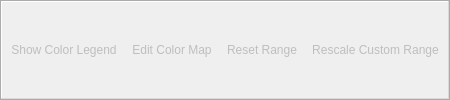
Old version of the form LVCore/Qt/ApplicationComponents/Resources/UI/lqColorToolbar.ui in the repository Kitware/LidarView.
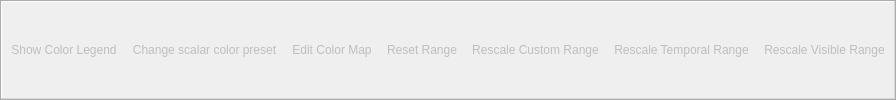
New version of the form. Icons and pictures are not drawn.

Commit message: [feat] Add a change scalar color preset button in color toolbar

What changed in the file:
```diff
--- a/LVCore/Qt/ApplicationComponents/Resources/UI/lqColorToolbar.ui
+++ b/LVCore/Qt/ApplicationComponents/Resources/UI/lqColorToolbar.ui
@@ -34,6 +34,20 @@
      <string>Toggle Color Legend Visibility</string>
     </property>
    </action>
+   <action name="actionChangeColorPreset" >
+    <property name="enabled" >
+     <bool>false</bool>
+    </property>
+    <property name="icon" >
+     <iconset>:/lqResources/Icons/lqScalarColorPreset.svg</iconset>
+    </property>
+    <property name="text" >
+     <string>Change scalar color preset</string>
+    </property>
+    <property name="statusTip" >
+     <string>Change scalar color preset</string>
+    </property>
+   </action>
    <action name="actionEditColorMap" >
     <property name="enabled" >
      <bool>false</bool>
@@ -82,10 +96,48 @@
      <string>Rescale to Custom Data Range</string>
     </property>
    </action>
+   <action name="actionRescaleTemporalRange" >
+    <property name="enabled" >
+     <bool>false</bool>
+    </property>
+    <property name="icon">
+     <iconset>
+      <normaloff>:/pqWidgets/Icons/pqResetRangeTemporal.svg</normaloff>:/pqWidgets/Icons/pqResetRangeTemporal.svg</iconset>
+    </property>
+    <property name="text" >
+     <string>Rescale Temporal Range</string>
+    </property>
+    <property name="toolTip" >
+     <string>Rescale to data range over all timesteps</string>
+    </property>
+    <property name="statusTip" >
+     <string>Rescale to data range over all timesteps</string>
+    </property>
+   </action>
+   <action name="actionRescaleVisibleRange" >
+    <property name="enabled" >
+     <bool>false</bool>
+    </property>
+    <property name="icon" >
+     <iconset>:/pqWidgets/Icons/pqResetToVisibleRange.svg</iconset>
+    </property>
+    <property name="text" >
+     <string>Rescale Visible Range</string>
+    </property>
+    <property name="toolTip" >
+     <string>Rescale to Visible Data Range</string>
+    </property>
+    <property name="statusTip" >
+     <string>Rescale to Visible Data Range</string>
+    </property>
+   </action>
    <addaction name="actionScalarBarVisibility" />
+   <addaction name="actionChangeColorPreset" />
    <addaction name="actionEditColorMap" />
    <addaction name="actionResetRange" />
    <addaction name="actionRescaleCustomRange" />
+   <addaction name="actionRescaleTemporalRange" />
+   <addaction name="actionRescaleVisibleRange" />
   </widget>
  <resources>
   <include location="../../../Components/Resources/pqComponents.qrc"/>
```
Left out of the diff: 10 changed lines with no effect on the pictures. The commit also changes 7 other files.
